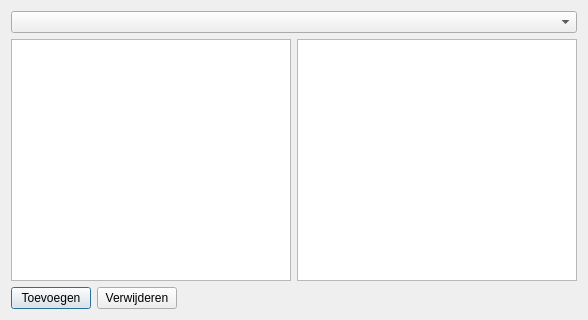
Above: dialog.ui from vvim/buurtijd before the change. Below: the same form after it.
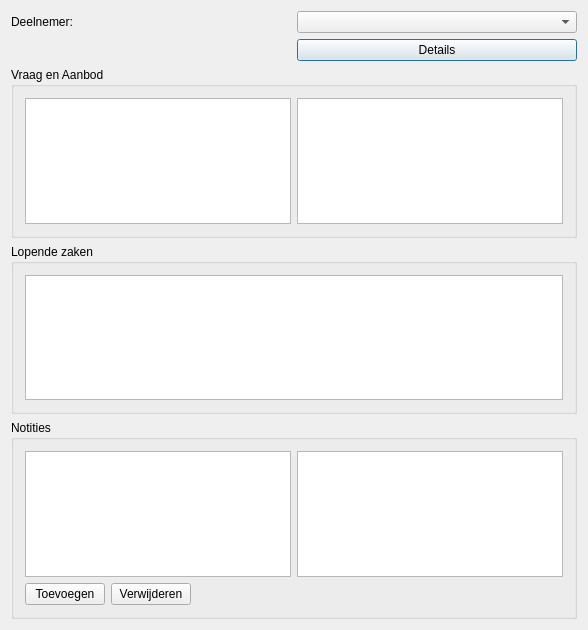
That is the form after the change.

Commit message:
Expansion on Dialog
adding more information (still dummies).

Patch:
```diff
--- a/dialog.ui
+++ b/dialog.ui
@@ -7,20 +7,84 @@
     <x>0</x>
     <y>0</y>
     <width>588</width>
-    <height>320</height>
+    <height>630</height>
    </rect>
   </property>
   <property name="windowTitle">
    <string>Dialog</string>
   </property>
+  <layout class="QVBoxLayout" name="verticalLayout_3">
+   <item>
+    <layout class="QHBoxLayout" name="horizontalLayout">
+     <item>
+      <widget class="QLabel" name="participantLabel">
+       <property name="text">
+        <string>Deelnemer:</string>
+       </property>
+      </widget>
+     </item>
+     <item>
+      <widget class="QComboBox" name="gebruikersComboBox"/>
+     </item>
+    </layout>
+   </item>
+   <item>
+    <layout class="QHBoxLayout" name="horizontalLayout_2">
+     <item>
+      <widget class="QLabel" name="buurtijdOverzichtLabel">
+       <property name="text">
+        <string/>
+       </property>
+      </widget>
+     </item>
+     <item>
+      <widget class="QPushButton" name="overzichtdetailsButton">
+       <property name="text">
+        <string>Details</string>
+       </property>
+      </widget>
+     </item>
+    </layout>
+   </item>
+   <item>
+    <widget class="QGroupBox" name="vraagaanbodBox">
+     <property name="title">
+      <string>Vraag en Aanbod</string>
+     </property>
   <layout class="QVBoxLayout" name="verticalLayout_2">
    <item>
+       <layout class="QHBoxLayout" name="horizontalLayout_3">
+        <item>
+         <widget class="QTextEdit" name="vraagEdit"/>
+        </item>
+        <item>
+         <widget class="QTextEdit" name="aanbodEdit"/>
+        </item>
+       </layout>
+      </item>
+     </layout>
+    </widget>
+   </item>
+   <item>
+    <widget class="QGroupBox" name="lopendeZakenGroupBox">
+     <property name="title">
+      <string>Lopende zaken</string>
+     </property>
+     <layout class="QHBoxLayout" name="horizontalLayout_7">
+      <item>
+       <widget class="QTreeView" name="treeView"/>
+      </item>
+     </layout>
+    </widget>
+   </item>
+   <item>
+    <widget class="QGroupBox" name="notitiesGroupBox">
+     <property name="title">
+      <string>Notities</string>
+     </property>
     <layout class="QVBoxLayout" name="verticalLayout">
      <item>
-      <widget class="QComboBox" name="gebruikersComboBox"/>
-     </item>
-     <item>
-      <layout class="QHBoxLayout" name="horizontalLayout">
+       <layout class="QHBoxLayout" name="horizontalLayout_5">
        <item>
         <widget class="QTreeView" name="allDossiersTreeView"/>
        </item>
@@ -29,10 +93,8 @@
        </item>
       </layout>
      </item>
-    </layout>
-   </item>
    <item>
-    <layout class="QHBoxLayout" name="horizontalLayout_2">
+       <layout class="QHBoxLayout" name="horizontalLayout_6">
      <item>
       <widget class="QPushButton" name="addButton">
        <property name="text">
@@ -61,6 +123,9 @@
       </spacer>
      </item>
     </layout>
+      </item>
+     </layout>
+    </widget>
    </item>
   </layout>
  </widget>
```
Lines whose indentation alone changed are shown as unchanged. The commit also changes 2 other files.
